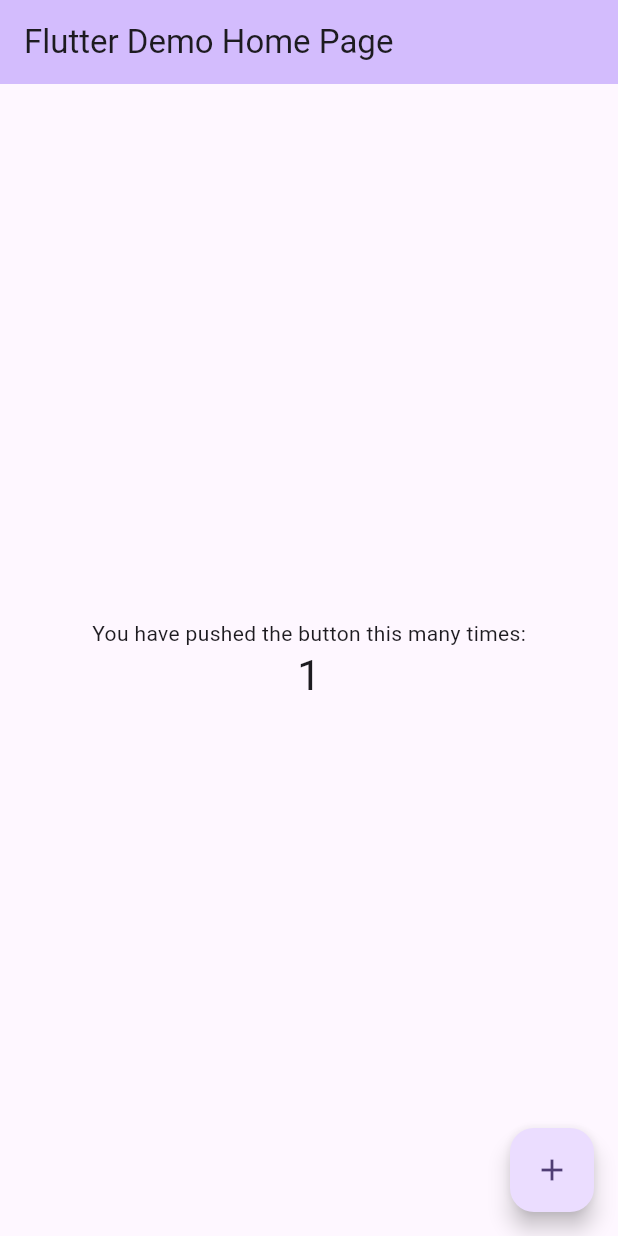
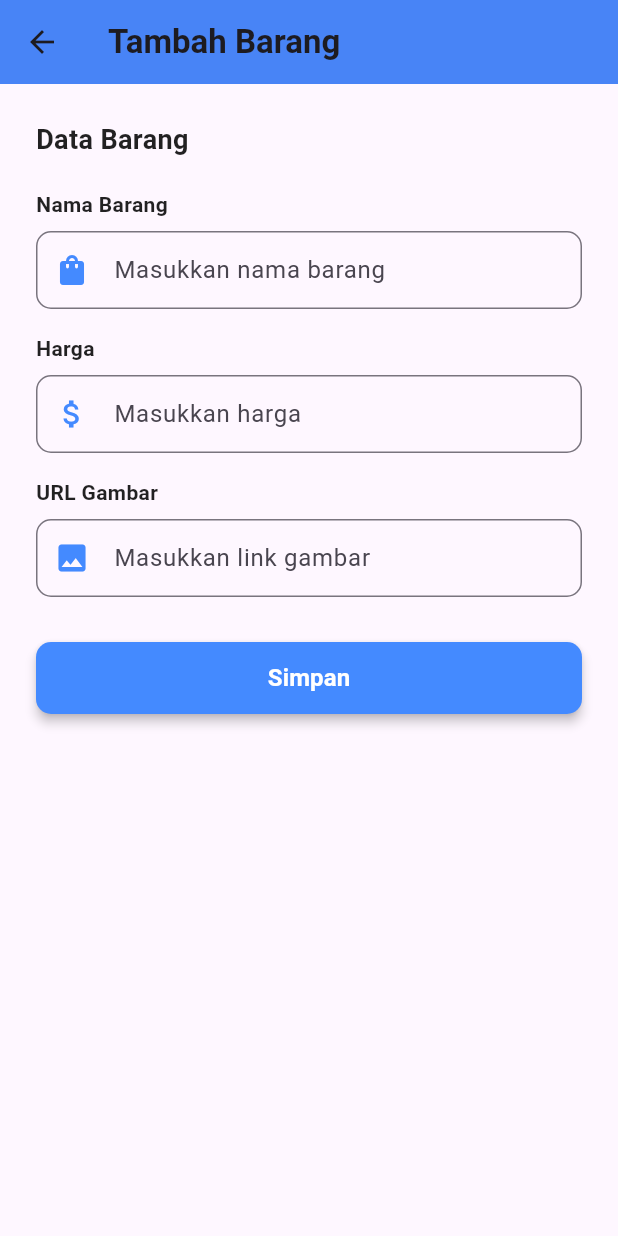
Before and after one commit to MochCahyahadiF05/flutter-crud-firestore, a Flutter app: the screen it shows after launch, after a tap on the "add" icon, on a phone screen of 412 x 824 dp. Run offline on Flutter 3.47's test engine with Material 3 defaults, Android fonts, the phone set to English and light mode, and no system bars; our stand-ins replace cloud_firestore, firebase_core; accounts and stored records are empty.

Commit message:
crud barang

```diff
--- /dev/null
+++ b/lib/add_edit_page.dart
@@ -0,0 +1,199 @@
+import 'package:flutter/material.dart';
+import 'firestore_service.dart';
+
+class AddEditPage extends StatefulWidget {
+  final String? docId;
+  final Map<String, dynamic>? data;
+
+  const AddEditPage({super.key, this.docId, this.data});
+
+  @override
+  State<AddEditPage> createState() => _AddEditPageState();
+}
+
+class _AddEditPageState extends State<AddEditPage> {
+  final TextEditingController nama = TextEditingController();
+  final TextEditingController harga = TextEditingController();
+  final TextEditingController gambar = TextEditingController();
+  final FirestoreService service = FirestoreService();
+
+  @override
+  void initState() {
+    super.initState();
+    if (widget.data != null) {
+      nama.text = widget.data!['nama'];
+      harga.text = widget.data!['harga'].toString();
+      gambar.text = widget.data!['gambar'];
+    }
+  }
+
+  @override
+  Widget build(BuildContext context) {
+    return Scaffold(
+      appBar: AppBar(
+        title: Text(
+          widget.docId == null ? 'Tambah Barang' : 'Edit Barang',
+          style: const TextStyle(fontWeight: FontWeight.bold),
+        ),
+        backgroundColor: Colors.blueAccent,
+        elevation: 5,
+      ),
+      body: SingleChildScrollView(
+        child: Padding(
+          padding: const EdgeInsets.all(24),
+          child: Column(
+            crossAxisAlignment: CrossAxisAlignment.start,
+            children: [
+              const Text(
+                'Data Barang',
+                style: TextStyle(
+                  fontSize: 18,
+                  fontWeight: FontWeight.bold,
+                  color: Colors.black87,
+                ),
+              ),
+              const SizedBox(height: 20),
+              _buildTextField(
+                controller: nama,
+                label: 'Nama Barang',
+                hint: 'Masukkan nama barang',
+                icon: Icons.shopping_bag,
+              ),
+              const SizedBox(height: 16),
+              _buildTextField(
+                controller: harga,
+                label: 'Harga',
+                hint: 'Masukkan harga',
+                icon: Icons.attach_money,
+                keyboardType: TextInputType.number,
+              ),
+              const SizedBox(height: 16),
+              _buildTextField(
+                controller: gambar,
+                label: 'URL Gambar',
+                hint: 'Masukkan link gambar',
+                icon: Icons.image,
+              ),
+              const SizedBox(height: 30),
+              SizedBox(
+                width: double.infinity,
+                height: 48,
+                child: ElevatedButton(
+                  style: ElevatedButton.styleFrom(
+                    backgroundColor: Colors.blueAccent,
+                    shape: RoundedRectangleBorder(
+                      borderRadius: BorderRadius.circular(10),
+                    ),
+                    elevation: 3,
+                  ),
+                  onPressed: () async {
+                    if (nama.text.isEmpty ||
+                        harga.text.isEmpty ||
+                        gambar.text.isEmpty) {
+                      ScaffoldMessenger.of(context).showSnackBar(
+                        const SnackBar(
+                          content: Text('Semua field harus diisi!'),
+                          backgroundColor: Colors.red,
+                        ),
+                      );
+                      return;
+                    }
+
+                    try {
+                      final data = {
+                        'nama': nama.text,
+                        'harga': int.parse(harga.text),
+                        'gambar': gambar.text,
+                      };
+
+                      if (widget.docId == null) {
+                        await service.tambahBarang(data);
+                      } else {
+                        await service.updateBarang(widget.docId!, data);
+                      }
+
+                      if (mounted) {
+                        Navigator.pop(context);
+                        ScaffoldMessenger.of(context).showSnackBar(
+                          SnackBar(
+                            content: Text(
+                              widget.docId == null
+                                  ? 'Barang berhasil ditambahkan!'
+                                  : 'Barang berhasil diperbarui!',
+                            ),
+                            backgroundColor: Colors.green,
+                          ),
+                        );
+                      }
+                    } catch (e) {
+                      ScaffoldMessenger.of(context).showSnackBar(
+                        const SnackBar(
+                          content: Text('Terjadi kesalahan!'),
+                          backgroundColor: Colors.red,
+                        ),
+                      );
+                    }
+                  },
+                  child: const Text(
+                    'Simpan',
+                    style: TextStyle(
+                      fontSize: 16,
+                      fontWeight: FontWeight.bold,
+                      color: Colors.white,
+                    ),
+                  ),
+                ),
+              ),
+            ],
+          ),
+        ),
+      ),
+    );
+  }
+
+  Widget _buildTextField({
+    required TextEditingController controller,
+    required String label,
+    required String hint,
+    required IconData icon,
+    TextInputType keyboardType = TextInputType.text,
+  }) {
+    return Column(
+      crossAxisAlignment: CrossAxisAlignment.start,
+      children: [
+        Text(
+          label,
+          style: const TextStyle(
+            fontSize: 14,
+            fontWeight: FontWeight.w600,
+            color: Colors.black87,
+          ),
+        ),
+        const SizedBox(height: 8),
+        TextField(
+          controller: controller,
+          keyboardType: keyboardType,
+          decoration: InputDecoration(
+            hintText: hint,
+            prefixIcon: Icon(icon, color: Colors.blueAccent),
+            border: OutlineInputBorder(
+              borderRadius: BorderRadius.circular(10),
+              borderSide: const BorderSide(color: Colors.grey),
+            ),
+            focusedBorder: OutlineInputBorder(
+              borderRadius: BorderRadius.circular(10),
+              borderSide: const BorderSide(
+                color: Colors.blueAccent,
+                width: 2,
+              ),
+            ),
+            contentPadding: const EdgeInsets.symmetric(
+              horizontal: 16,
+              vertical: 14,
+            ),
+          ),
+        ),
+      ],
+    );
+  }
+}
--- /dev/null
+++ b/lib/firestore_service.dart
@@ -0,0 +1,22 @@
+import 'package:cloud_firestore/cloud_firestore.dart';
+
+class FirestoreService {
+  final CollectionReference barang =
+      FirebaseFirestore.instance.collection('barang');
+
+  Future<void> tambahBarang(Map<String, dynamic> data) {
+    return barang.add(data);
+  }
+
+  Stream<QuerySnapshot> getBarang() {
+    return barang.snapshots();
+  }
+
+  Future<void> updateBarang(String id, Map<String, dynamic> data) {
+    return barang.doc(id).update(data);
+  }
+
+  Future<void> hapusBarang(String id) {
+    return barang.doc(id).delete();
+  }
+}
--- /dev/null
+++ b/lib/home_page.dart
@@ -0,0 +1,187 @@
+import 'package:flutter/material.dart';
+import 'package:cloud_firestore/cloud_firestore.dart';
+import 'firestore_service.dart';
+import 'add_edit_page.dart';
+
+class HomePage extends StatelessWidget {
+  HomePage({super.key});
+  final FirestoreService service = FirestoreService();
+
+  @override
+  Widget build(BuildContext context) {
+    return Scaffold(
+      appBar: AppBar(
+        title: const Text('CRUD Barang',
+            style: TextStyle(fontWeight: FontWeight.bold)),
+        backgroundColor: Colors.blueAccent,
+        elevation: 5,
+      ),
+      floatingActionButton: FloatingActionButton(
+        backgroundColor: Colors.blueAccent,
+        child: const Icon(Icons.add, size: 28),
+        onPressed: () {
+          Navigator.push(
+            context,
+            MaterialPageRoute(builder: (_) => AddEditPage()),
+          );
+        },
+      ),
+      body: StreamBuilder<QuerySnapshot>(
+        stream: service.getBarang(),
+        builder: (context, snapshot) {
+          if (!snapshot.hasData) {
+            return const Center(
+              child: CircularProgressIndicator(color: Colors.blueAccent),
+            );
+          }
+
+          if (snapshot.data!.docs.isEmpty) {
+            return Center(
+              child: Column(
+                mainAxisAlignment: MainAxisAlignment.center,
+                children: [
+                  Icon(Icons.inbox, size: 64, color: Colors.grey[400]),
+                  const SizedBox(height: 16),
+                  Text(
+                    'Belum ada barang',
+                    style: TextStyle(fontSize: 16, color: Colors.grey[600]),
+                  ),
+                ],
+              ),
+            );
+          }
+
+          return ListView.builder(
+            padding: const EdgeInsets.all(12),
+            itemCount: snapshot.data!.docs.length,
+            itemBuilder: (context, index) {
+              var doc = snapshot.data!.docs[index];
+              var data = doc.data() as Map<String, dynamic>;
+              return Card(
+                elevation: 4,
+                shape: RoundedRectangleBorder(
+                  borderRadius: BorderRadius.circular(12),
+                ),
+                margin: const EdgeInsets.symmetric(vertical: 8),
+                child: Padding(
+                  padding: const EdgeInsets.all(12),
+                  child: Row(
+                    children: [
+                      ClipRRect(
+                        borderRadius: BorderRadius.circular(10),
+                        child: Container(
+                          width: 80,
+                          height: 80,
+                          color: Colors.grey[200],
+                          child: Image.network(
+                            data['gambar'],
+                            fit: BoxFit.cover,
+                            errorBuilder: (_, __, ___) => Icon(
+                              Icons.image_not_supported,
+                              size: 40,
+                              color: Colors.grey[400],
+                            ),
+                          ),
+                        ),
+                      ),
+                      const SizedBox(width: 16),
+                      Expanded(
+                        child: Column(
+                          crossAxisAlignment: CrossAxisAlignment.start,
+                          children: [
+                            Text(
+                              data['nama'],
+                              style: const TextStyle(
+                                fontSize: 16,
+                                fontWeight: FontWeight.bold,
+                                color: Colors.black87,
+                              ),
+                              maxLines: 2,
+                              overflow: TextOverflow.ellipsis,
+                            ),
+                            const SizedBox(height: 8),
+                            Container(
+                              padding: const EdgeInsets.symmetric(
+                                horizontal: 8,
+                                vertical: 4,
+                              ),
+                              decoration: BoxDecoration(
+                                color: Colors.green[100],
+                                borderRadius: BorderRadius.circular(6),
+                              ),
+                              child: Text(
+                                'Rp ${data['harga']}',
+                                style: TextStyle(
+                                  fontSize: 14,
+                                  fontWeight: FontWeight.bold,
+                                  color: Colors.green[700],
+                                ),
+                              ),
+                            ),
+                          ],
+                        ),
+                      ),
+                      Column(
+                        children: [
+                          IconButton(
+                            icon: const Icon(Icons.edit,
+                                color: Colors.blueAccent),
+                            tooltip: 'Edit',
+                            onPressed: () {
+                              Navigator.push(
+                                context,
+                                MaterialPageRoute(
+                                  builder: (_) => AddEditPage(
+                                    docId: doc.id,
+                                    data: data,
+                                  ),
+                                ),
+                              );
+                            },
+                          ),
+                          IconButton(
+                            icon: const Icon(Icons.delete,
+                                color: Colors.redAccent),
+                            tooltip: 'Hapus',
+                            onPressed: () {
+                              showDialog(
+                                context: context,
+                                builder: (BuildContext context) {
+                                  return AlertDialog(
+                                    title: const Text('Konfirmasi Hapus'),
+                                    content: const Text(
+                                        'Yakin ingin menghapus barang ini?'),
+                                    actions: [
+                                      TextButton(
+                                        onPressed: () => Navigator.pop(context),
+                                        child: const Text('Batal'),
+                                      ),
+                                      TextButton(
+                                        onPressed: () {
+                                          service.hapusBarang(doc.id);
+                                          Navigator.pop(context);
+                                        },
+                                        child: const Text(
+                                          'Hapus',
+                                          style: TextStyle(color: Colors.red),
+                                        ),
+                                      ),
+                                    ],
+                                  );
+                                },
+                              );
+                            },
+                          ),
+                        ],
+                      ),
+                    ],
+                  ),
+                ),
+              );
+            },
+          );
+        },
+      ),
+    );
+  }
+}
--- a/lib/main.dart
+++ b/lib/main.dart
@@ -1,125 +1,22 @@
 import 'package:flutter/material.dart';
+import 'package:firebase_core/firebase_core.dart';
+import 'home_page.dart';
 
-void main() {
+void main() async {
+  WidgetsFlutterBinding.ensureInitialized();
+  await Firebase.initializeApp();
   runApp(const MyApp());
 }
 
 class MyApp extends StatelessWidget {
   const MyApp({super.key});
 
-  // This widget is the root of your application.
   @override
   Widget build(BuildContext context) {
     return MaterialApp(
-      title: 'Flutter Demo',
-      theme: ThemeData(
-        // This is the theme of your application.
-        //
-        // TRY THIS: Try running your application with "flutter run". You'll see
-        // the application has a purple toolbar. Then, without quitting the app,
-        // try changing the seedColor in the colorScheme below to Colors.green
-        // and then invoke "hot reload" (save your changes or press the "hot
-        // reload" button in a Flutter-supported IDE, or press "r" if you used
-        // the command line to start the app).
-        //
-        // Notice that the counter didn't reset back to zero; the application
-        // state is not lost during the reload. To reset the state, use hot
-        // restart instead.
-        //
-        // This works for code too, not just values: Most code changes can be
-        // tested with just a hot reload.
-        colorScheme: ColorScheme.fromSeed(seedColor: Colors.deepPurple),
-        useMaterial3: true,
-      ),
-      home: const MyHomePage(title: 'Flutter Demo Home Page'),
+      debugShowCheckedModeBanner: false,
+      title: 'CRUD Barang',
+      home: HomePage(),
     );
   }
 }
-
-class MyHomePage extends StatefulWidget {
-  const MyHomePage({super.key, required this.title});
-
-  // This widget is the home page of your application. It is stateful, meaning
-  // that it has a State object (defined below) that contains fields that affect
-  // how it looks.
-
-  // This class is the configuration for the state. It holds the values (in this
-  // case the title) provided by the parent (in this case the App widget) and
-  // used by the build method of the State. Fields in a Widget subclass are
-  // always marked "final".
-
-  final String title;
-
-  @override
-  State<MyHomePage> createState() => _MyHomePageState();
-}
-
-class _MyHomePageState extends State<MyHomePage> {
-  int _counter = 0;
-
-  void _incrementCounter() {
-    setState(() {
-      // This call to setState tells the Flutter framework that something has
-      // changed in this State, which causes it to rerun the build method below
-      // so that the display can reflect the updated values. If we changed
-      // _counter without calling setState(), then the build method would not be
-      // called again, and so nothing would appear to happen.
-      _counter++;
-    });
-  }
-
-  @override
-  Widget build(BuildContext context) {
-    // This method is rerun every time setState is called, for instance as done
-    // by the _incrementCounter method above.
-    //
-    // The Flutter framework has been optimized to make rerunning build methods
-    // fast, so that you can just rebuild anything that needs updating rather
-    // than having to individually change instances of widgets.
-    return Scaffold(
-      appBar: AppBar(
-        // TRY THIS: Try changing the color here to a specific color (to
-        // Colors.amber, perhaps?) and trigger a hot reload to see the AppBar
-        // change color while the other colors stay the same.
-        backgroundColor: Theme.of(context).colorScheme.inversePrimary,
-        // Here we take the value from the MyHomePage object that was created by
-        // the App.build method, and use it to set our appbar title.
-        title: Text(widget.title),
-      ),
-      body: Center(
-        // Center is a layout widget. It takes a single child and positions it
-        // in the middle of the parent.
-        child: Column(
-          // Column is also a layout widget. It takes a list of children and
-          // arranges them vertically. By default, it sizes itself to fit its
-          // children horizontally, and tries to be as tall as its parent.
-          //
-          // Column has various properties to control how it sizes itself and
-          // how it positions its children. Here we use mainAxisAlignment to
-          // center the children vertically; the main axis here is the vertical
-          // axis because Columns are vertical (the cross axis would be
-          // horizontal).
-          //
-          // TRY THIS: Invoke "debug painting" (choose the "Toggle Debug Paint"
-          // action in the IDE, or press "p" in the console), to see the
-          // wireframe for each widget.
-          mainAxisAlignment: MainAxisAlignment.center,
-          children: <Widget>[
-            const Text(
-              'You have pushed the button this many times:',
-            ),
-            Text(
-              '$_counter',
-              style: Theme.of(context).textTheme.headlineMedium,
-            ),
-          ],
-        ),
-      ),
-      floatingActionButton: FloatingActionButton(
-        onPressed: _incrementCounter,
-        tooltip: 'Increment',
-        child: const Icon(Icons.add),
-      ), // This trailing comma makes auto-formatting nicer for build methods.
-    );
-  }
-}
```
Also changed, not shown: assets/img/add.png (added), assets/img/edit.png (added), assets/img/firebase.png (added), assets/img/home_page.png (added), 4 other files.
